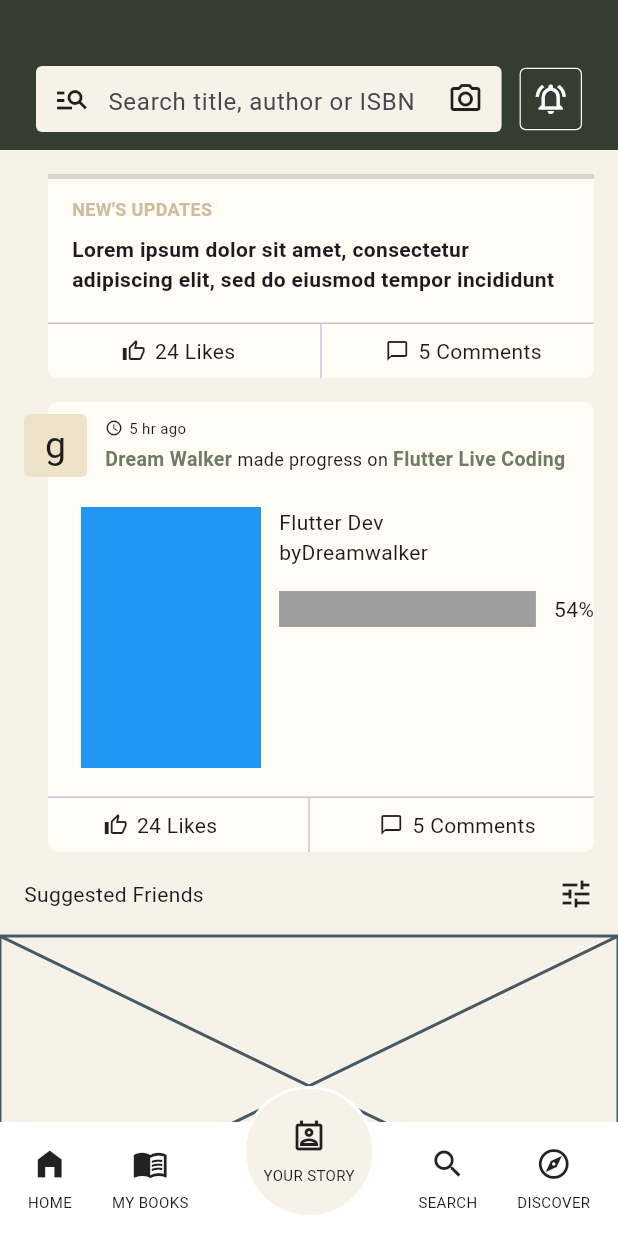
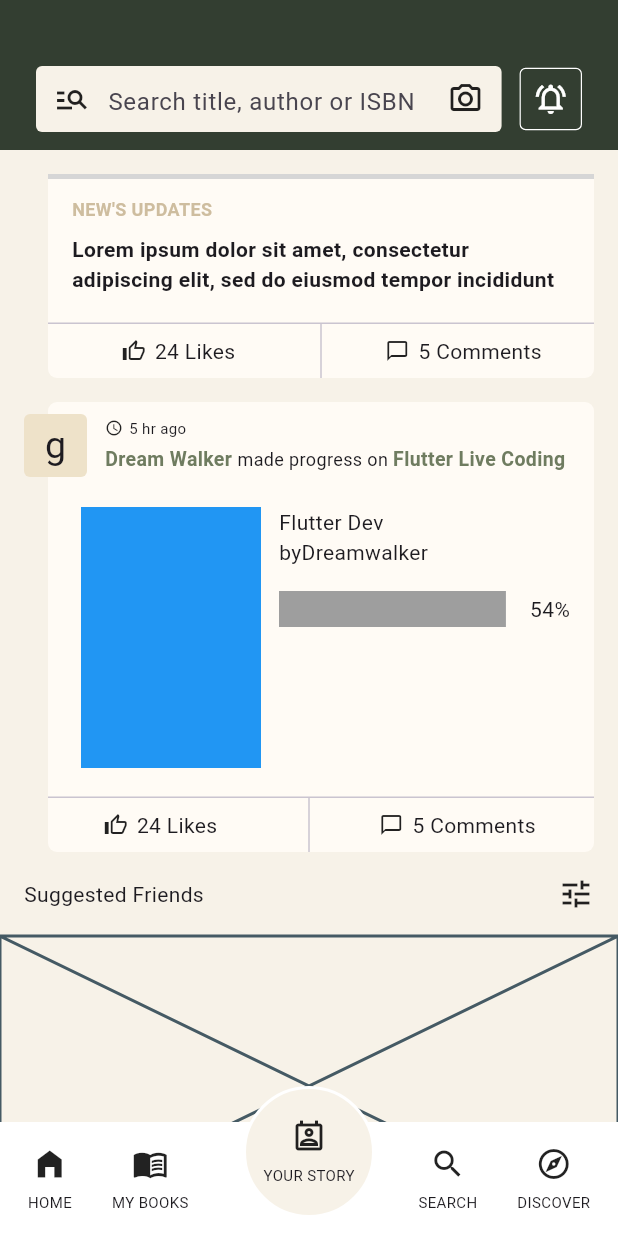
Before and after one commit to JAICHANGPARK/flutter_notebook_chapter_43, a Flutter app: the NewsFeedHomePage screen opened directly, scrolled down 164 dp, on a phone screen of 412 x 824 dp. Run offline on Flutter 3.47's test engine with Material 3 defaults, Android fonts, the phone set to English and light mode, and no system bars; our stand-ins replace gap, hugeicons; network calls fail; grey boxes are pictures that could not be loaded.

Commit message:
Update news_feed_home_page.dart

```diff
--- a/lib/ep2163_newsfeed_app/views/news_feed_home_page.dart
+++ b/lib/ep2163_newsfeed_app/views/news_feed_home_page.dart
@@ -313,7 +313,7 @@ class _NewsFeedHomePageState extends State<NewsFeedHomePage> {
                                           children: [
                                             Expanded(
                                               child: Padding(
-                                                padding: const EdgeInsets.only(left: 38, top: 20, bottom: 20),
+                                                padding: const EdgeInsets.only(left: 38, top: 20, bottom: 20, right: 16),
                                                 child: Row(
                                                   spacing: 12,
                                                   children: [
@@ -341,7 +341,7 @@ class _NewsFeedHomePageState extends State<NewsFeedHomePage> {
                                                             ),
                                                           ),
                                                           Row(
-                                                            spacing: 12,
+                                                            spacing: 16,
                                                             children: [
                                                               Expanded(
                                                                 child: Container(
```
